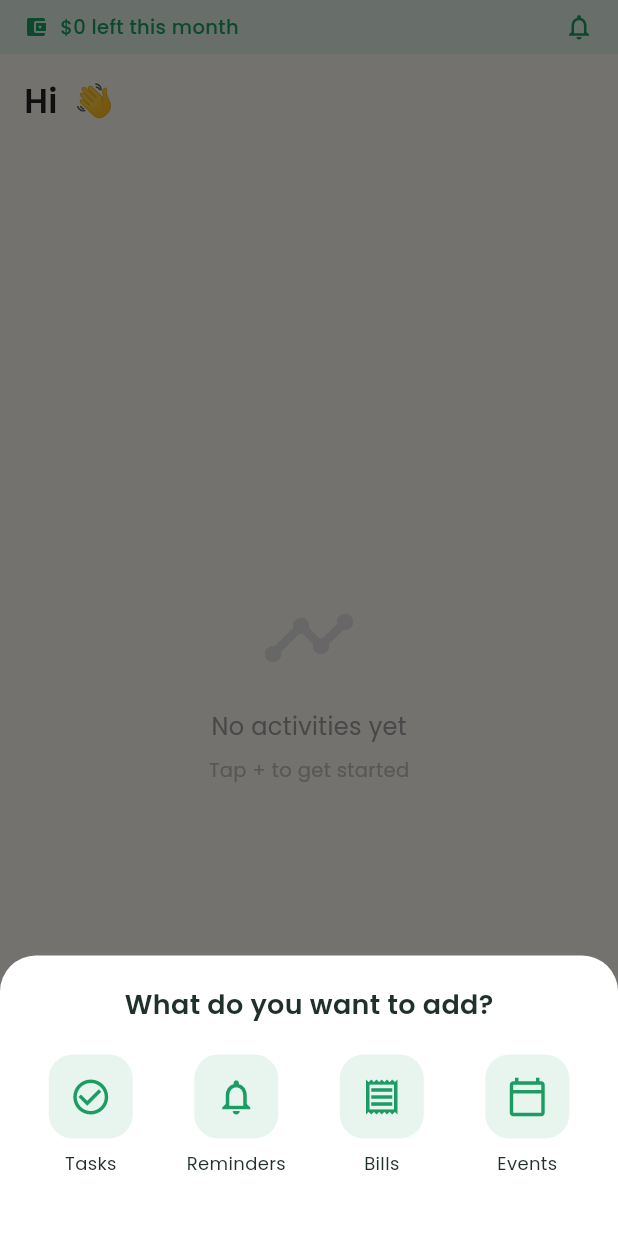
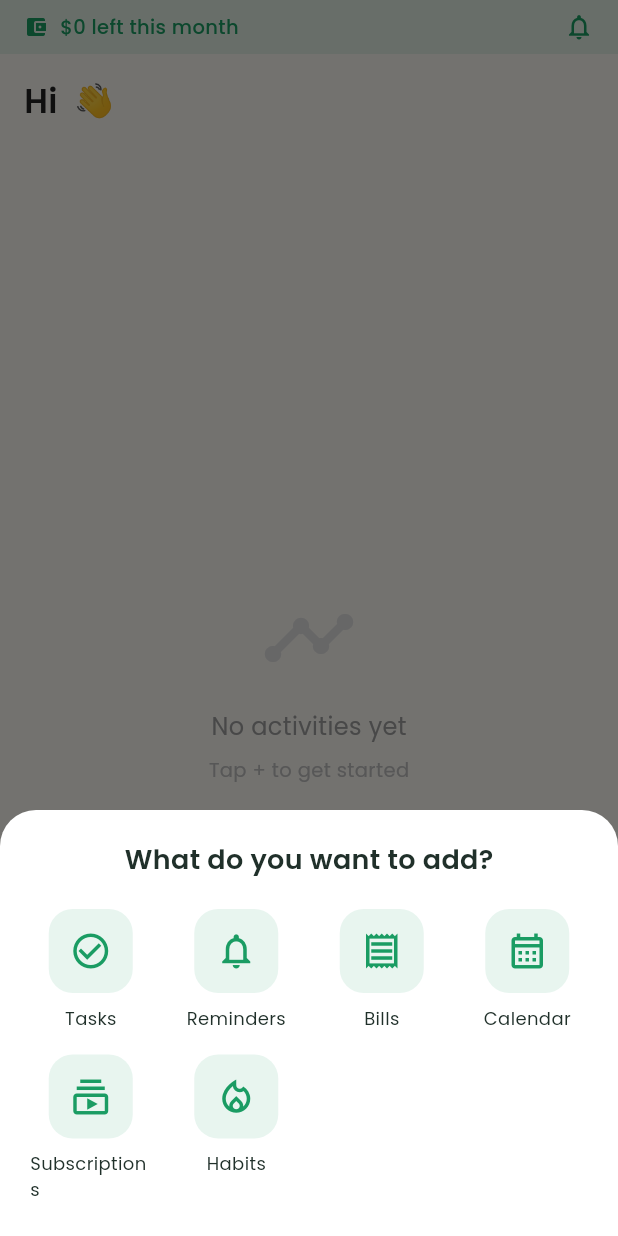
Before and after one commit to petspaws127-code/lifeez-app, a Flutter app: the HomeScreen screen opened directly, after a tap on the "add" icon, on a phone screen of 412 x 824 dp. Run offline on Flutter 3.47's test engine with Material 3 defaults, Android fonts, the phone set to English and light mode, and no system bars; our stand-ins replace fl_chart, flutter_local_notifications, google_fonts, google_sign_in, image_picker, local_auth and 8 more; missing offline and left inert: flutter_facebook_auth, google_mlkit_text_recognition; accounts and stored records are empty; network calls fail.

Commit message:
Add Calendar, Subscriptions, Habits to + sheet

```diff
--- a/lib/screens/home_screen.dart
+++ b/lib/screens/home_screen.dart
@@ -7,6 +7,9 @@ import 'notifications_screen.dart';
 import 'tasks_screen.dart';
 import 'reminders_screen.dart';
 import 'bills_screen.dart';
+import 'calendar_screen.dart';
+import 'subscriptions_screen.dart';
+import 'habits_screen.dart';
 
 // Prototype 2: Timeline Feed Dashboard - LOCKED design
 class HomeScreen extends StatelessWidget {
@@ -190,7 +193,12 @@ class HomeScreen extends StatelessWidget {
                   () => Navigator.pushNamed(ctx, RemindersScreen.route)),
                 _AddOption(Icons.receipt_outlined, 'Bills',
                   () => Navigator.pushNamed(ctx, BillsScreen.route)),
-                _AddOption(Icons.calendar_today_outlined, 'Events', () {}),
+                _AddOption(Icons.calendar_month_outlined, 'Calendar',
+                  () => Navigator.pushNamed(ctx, CalendarScreen.route)),
+                _AddOption(Icons.subscriptions_outlined, 'Subscriptions',
+                  () => Navigator.pushNamed(ctx, SubscriptionsScreen.route)),
+                _AddOption(Icons.local_fire_department_outlined, 'Habits',
+                  () => Navigator.pushNamed(ctx, HabitsScreen.route)),
               ],
             ),
             const SizedBox(height: 20),
```
